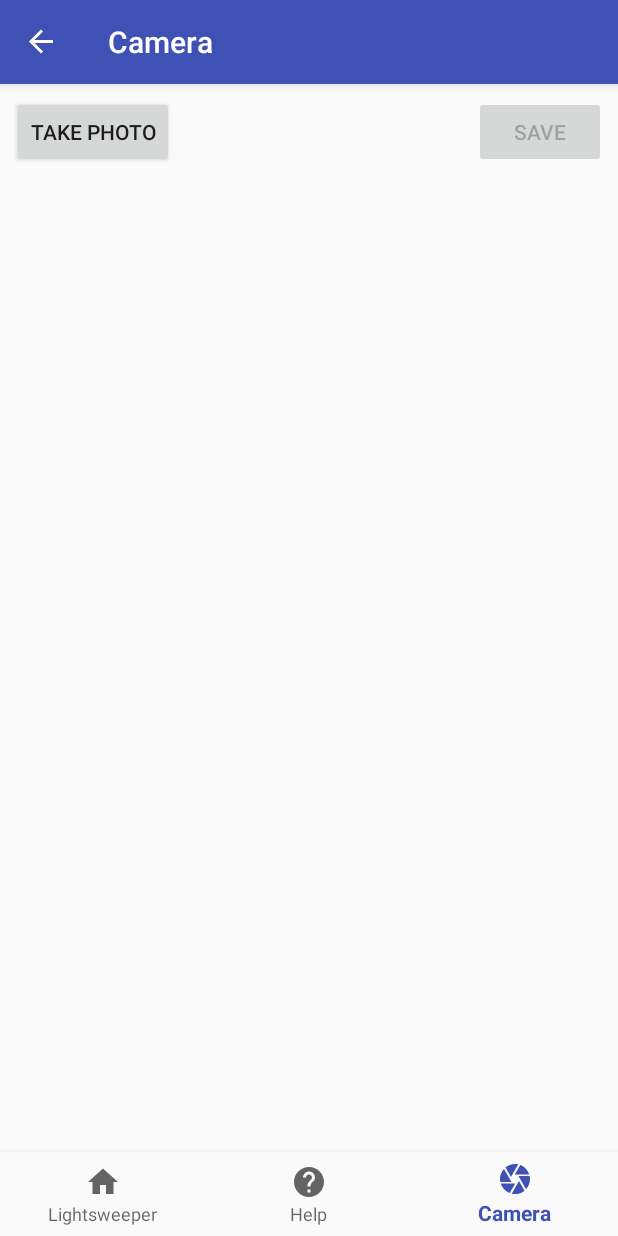
After one commit to badimala218/Lightsweeper2, an Android app: the CameraFragment screen opened through its navigation route, on a phone screen of 412 x 824 dp. The commit adds this screen. Run offline under Robolectric (Android 15) with nearby library versions, the phone set to English and light mode, and no system bars; our stand-ins replace navigation-ui.

Commit message:
Added Camera functionality in a new Fragment

```diff
--- /dev/null
+++ b/app/src/main/java/com/badimala/lightsweeper2/CameraFragment.kt
@@ -0,0 +1,199 @@
+package com.badimala.lightsweeper2
+
+import android.graphics.Bitmap
+import android.os.Bundle
+import androidx.fragment.app.Fragment
+import android.view.LayoutInflater
+import android.graphics.BitmapFactory
+import android.graphics.Canvas
+import android.graphics.Color
+import android.graphics.LightingColorFilter
+import android.graphics.Paint
+import android.os.Environment
+import android.view.View
+import android.view.ViewGroup
+import android.widget.Button
+import android.widget.ImageView
+import android.widget.SeekBar
+import android.widget.SeekBar.OnSeekBarChangeListener
+import android.widget.Toast
+
+import androidx.activity.result.contract.ActivityResultContracts.TakePicture
+import androidx.core.content.FileProvider
+import kotlinx.coroutines.CoroutineScope
+import kotlinx.coroutines.Dispatchers
+import kotlinx.coroutines.launch
+import kotlinx.coroutines.withContext
+
+import java.io.File
+import java.text.SimpleDateFormat
+import java.util.Date
+import java.util.Locale
+import kotlin.math.min
+
+class CameraFragment : Fragment() {
+    private var photoFile: File? = null
+    private lateinit var photoImageView: ImageView
+    private lateinit var brightnessSeekBar: SeekBar
+    private lateinit var saveButton: Button
+
+    // For adding brightness
+    private var multColor = -0x1
+    private var addColor = 0
+
+    override fun onCreateView(
+        inflater: LayoutInflater, container: ViewGroup?,
+        savedInstanceState: Bundle?
+    ): View? {
+        val parentView = inflater.inflate(R.layout.fragment_camera, container, false)
+
+        photoImageView = parentView.findViewById(R.id.photo)
+
+        saveButton = parentView.findViewById(R.id.save_button)
+        saveButton.setOnClickListener { savePhotoClick() }
+        saveButton.isEnabled = false
+
+        parentView.findViewById<Button>(R.id.take_photo_button).setOnClickListener { takePhotoClick() }
+
+        brightnessSeekBar = parentView.findViewById(R.id.brightness_seek_bar)
+        brightnessSeekBar.visibility = View.INVISIBLE
+
+        brightnessSeekBar.setOnSeekBarChangeListener(object : OnSeekBarChangeListener {
+            override fun onProgressChanged(seekBar: SeekBar, progress: Int, fromUser: Boolean) {
+                changeBrightness(progress)
+            }
+
+            override fun onStartTrackingTouch(seekBar: SeekBar) {}
+            override fun onStopTrackingTouch(seekBar: SeekBar) {}
+        })
+
+        return parentView
+    }
+
+    private fun takePhotoClick() {
+
+        // Create the File for saving the photo
+        photoFile = createImageFile()
+
+        // Create a content URI to grant camera app write permission to photoFile
+        val photoUri = FileProvider.getUriForFile(
+            requireActivity(), "com.badimala.lightsweeper2.fileprovider", photoFile!!)
+
+        // Start camera app
+        takePicture.launch(photoUri)
+    }
+
+    private val takePicture = registerForActivityResult(
+        TakePicture()
+    ) { success ->
+        if (success) {
+            displayPhoto()
+            brightnessSeekBar.progress = 100
+            brightnessSeekBar.visibility = View.VISIBLE
+            changeBrightness(brightnessSeekBar.progress)
+            saveButton.isEnabled = true
+        }
+    }
+
+    private fun createImageFile(): File {
+
+        // Create a unique image filename
+        val timeStamp = SimpleDateFormat("yyyyMMdd_HHmmss", Locale.US).format(Date())
+        val imageFilename = "photo_$timeStamp.jpg"
+
+        // Get file path where the app can save a private image
+        val storageDir = requireContext().getExternalFilesDir(Environment.DIRECTORY_PICTURES)
+        return File(storageDir, imageFilename)
+    }
+
+    private fun displayPhoto() {
+        // Get ImageView dimensions
+        val targetWidth = photoImageView.width
+        val targetHeight = photoImageView.height
+
+        // Get bitmap dimensions
+        val bmOptions = BitmapFactory.Options()
+        bmOptions.inJustDecodeBounds = true
+        BitmapFactory.decodeFile(photoFile!!.absolutePath, bmOptions)
+        val photoWidth = bmOptions.outWidth
+        val photoHeight = bmOptions.outHeight
+
+        // Determine how much to scale down the image
+        val scaleFactor = min(photoWidth / targetWidth, photoHeight / targetHeight)
+
+        // Decode the image file into a smaller bitmap that fills the ImageView
+        bmOptions.inJustDecodeBounds = false
+        bmOptions.inSampleSize = scaleFactor
+        val bitmap = BitmapFactory.decodeFile(photoFile!!.absolutePath, bmOptions)
+
+        // Display smaller bitmap
+        photoImageView.setImageBitmap(bitmap)
+    }
+
+    private fun changeBrightness(brightness: Int) {
+        // 100 is the middle value
+        if (brightness > 100) {
+            // Add color
+            val addMult = brightness / 100f - 1
+            addColor = Color.argb(
+                255, (255 * addMult).toInt(), (255 * addMult).toInt(),
+                (255 * addMult).toInt()
+            )
+            multColor = -0x1
+        } else {
+            // Scale color down
+            val brightMult = brightness / 100f
+            multColor = Color.argb(
+                255, (255 * brightMult).toInt(), (255 * brightMult).toInt(),
+                (255 * brightMult).toInt()
+            )
+            addColor = 0
+        }
+
+        val colorFilter = LightingColorFilter(multColor, addColor)
+        photoImageView.colorFilter = colorFilter
+    }
+
+    private fun savePhotoClick() {
+        // Don't allow Save button to be pressed while image is saving
+        saveButton.isEnabled = false
+
+        if (photoFile != null) {
+
+            // Save image in background thread
+            CoroutineScope(Dispatchers.Main).launch {
+                saveAlteredPhoto(photoFile!!, multColor, addColor)
+
+                // Show message
+                Toast.makeText(requireContext(), R.string.photo_saved, Toast.LENGTH_LONG).show()
+
+                // Allow Save button to be clicked again
+                saveButton.isEnabled = true
+            }
+        }
+    }
+
+    private suspend fun saveAlteredPhoto(photoFile: File, filterMultColor: Int,
+                                         filterAddColor: Int) = withContext(Dispatchers.IO) {
+        // Read original image
+        val origBitmap = BitmapFactory.decodeFile(photoFile.absolutePath, null)
+
+        // Create a new origBitmap with the same dimensions as the original
+        val alteredBitmap = Bitmap.createBitmap(origBitmap.width, origBitmap.height,
+            origBitmap.config!!
+        )
+
+        // Draw original origBitmap on canvas and apply the color filter
+        val canvas = Canvas(alteredBitmap)
+        val paint = Paint()
+        val colorFilter = LightingColorFilter(filterMultColor, filterAddColor)
+        paint.colorFilter = colorFilter
+        canvas.drawBitmap(origBitmap, 0f, 0f, paint)
+
+        // Save bitmap as JPEG
+        val imageFile = File(photoFile.absolutePath)
+        imageFile.outputStream().use { outStream ->
+            alteredBitmap.compress(Bitmap.CompressFormat.JPEG, 100, outStream)
+        }
+    }
+}
--- /dev/null
+++ b/app/src/main/res/drawable/camera_icon.xml
@@ -0,0 +1,5 @@
+<vector xmlns:android="http://schemas.android.com/apk/res/android" android:height="24dp" android:tint="#000000" android:viewportHeight="24" android:viewportWidth="24" android:width="24dp">
+
+    <path android:fillColor="@android:color/white" android:pathData="M9.4,10.5l4.77,-8.26C13.47,2.09 12.75,2 12,2c-2.4,0 -4.6,0.85 -6.32,2.25l3.66,6.35 0.06,-0.1zM21.54,9c-0.92,-2.92 -3.15,-5.26 -6,-6.34L11.88,9h9.66zM21.8,10h-7.49l0.29,0.5 4.76,8.25C21,16.97 22,14.61 22,12c0,-0.69 -0.07,-1.35 -0.2,-2zM8.54,12l-3.9,-6.75C3.01,7.03 2,9.39 2,12c0,0.69 0.07,1.35 0.2,2h7.49l-1.15,-2zM2.46,15c0.92,2.92 3.15,5.26 6,6.34L12.12,15L2.46,15zM13.73,15l-3.9,6.76c0.7,0.15 1.42,0.24 2.17,0.24 2.4,0 4.6,-0.85 6.32,-2.25l-3.66,-6.35 -0.93,1.6z"/>
+
+</vector>
--- /dev/null
+++ b/app/src/main/res/layout/fragment_camera.xml
@@ -0,0 +1,48 @@
+<?xml version="1.0" encoding="utf-8"?>
+<androidx.constraintlayout.widget.ConstraintLayout xmlns:android="http://schemas.android.com/apk/res/android"
+    xmlns:app="http://schemas.android.com/apk/res-auto"
+    xmlns:tools="http://schemas.android.com/tools"
+    android:layout_width="match_parent"
+    android:layout_height="match_parent"
+    android:layout_margin="8dp"
+    tools:context=".MainActivity">
+
+    <Button
+        android:id="@+id/take_photo_button"
+        android:layout_width="wrap_content"
+        android:layout_height="wrap_content"
+        android:text="@string/take_photo"
+        app:layout_constraintLeft_toLeftOf="parent"
+        app:layout_constraintTop_toTopOf="parent" />
+
+    <Button
+        android:id="@+id/save_button"
+        android:layout_width="wrap_content"
+        android:layout_height="wrap_content"
+        android:text="@string/save"
+        app:layout_constraintRight_toRightOf="parent"
+        app:layout_constraintTop_toTopOf="parent" />
+
+
+    <ImageView
+        android:id="@+id/photo"
+        android:layout_width="0dp"
+        android:layout_height="0dp"
+        android:layout_margin="20dp"
+        android:contentDescription="@string/photo_desc"
+        app:layout_constraintBottom_toTopOf="@id/brightness_seek_bar"
+        app:layout_constraintLeft_toLeftOf="parent"
+        app:layout_constraintRight_toRightOf="parent"
+        app:layout_constraintTop_toBottomOf="@id/take_photo_button" />
+
+    <SeekBar
+        android:id="@+id/brightness_seek_bar"
+        android:layout_width="200dp"
+        android:layout_height="wrap_content"
+        android:max="200"
+        android:progress="100"
+        app:layout_constraintBottom_toBottomOf="parent"
+        app:layout_constraintLeft_toLeftOf="parent"
+        app:layout_constraintRight_toRightOf="parent" />
+
+</androidx.constraintlayout.widget.ConstraintLayout>
--- a/app/src/main/res/menu/bottom_nav_menu.xml
+++ b/app/src/main/res/menu/bottom_nav_menu.xml
@@ -11,4 +11,9 @@
         android:icon="@drawable/help_icon"
         android:title="@string/title_help" />
 
+    <item
+        android:id="@+id/navigation_camera"
+        android:icon="@drawable/camera_icon"
+        android:title="@string/title_camera" />
+
 </menu>
--- a/app/src/main/res/navigation/nav_graph.xml
+++ b/app/src/main/res/navigation/nav_graph.xml
@@ -16,4 +16,11 @@
         android:name="com.badimala.lightsweeper2.HelpFragment"
         android:label="@string/title_help"
         tools:layout="@layout/fragment_help" />
+
+    <fragment
+        android:id="@+id/navigation_camera"
+        android:name="com.badimala.lightsweeper2.CameraFragment"
+        android:label="@string/title_camera"
+        tools:layout="@layout/fragment_camera"
+        />
 </navigation>
--- a/app/src/main/res/values/strings.xml
+++ b/app/src/main/res/values/strings.xml
@@ -2,6 +2,7 @@
     <string name="app_name">Lightsweeper</string>
     <string name="title_game">Lightsweeper</string>
     <string name="title_help">Help</string>
+    <string name="title_camera">Camera</string>
     <string name="congrats">Congratulations!</string>
     <string name="help_instructions">Find all the lights to win!</string>
     <string name="light_bulb">Light bulb</string>
@@ -11,6 +12,12 @@
     <string name="new_game_warning">Are you sure you want to start a new game?</string>
     <string name="yes">Yes</string>
     <string name="no">No</string>
+    <string name="take_photo">Take Photo</string>
+    <string name="save">Save</string>
+    <string name="photo_desc">Photo from camera</string>
+    <string name="photo_saved">Photo saved.</string>
+    <string name="photo_not_saved">Problem saving the photo.</string>
     <!-- TODO: Remove or change this placeholder text -->
     <string name="hello_blank_fragment">Hello blank fragment</string>
+    <string name="use_last_saved_photo_as_profile">Use last saved photo as profile</string>
 </resources>
--- /dev/null
+++ b/app/src/main/res/xml/file_paths.xml
@@ -0,0 +1,4 @@
+<?xml version="1.0" encoding="utf-8"?>
+<paths xmlns:android="http://schemas.android.com/apk/res/android">
+    <external-path name="external_files" path="."/>
+</paths>
```
Also changed, not shown: app/src/main/AndroidManifest.xml (+17 -0 lines).
